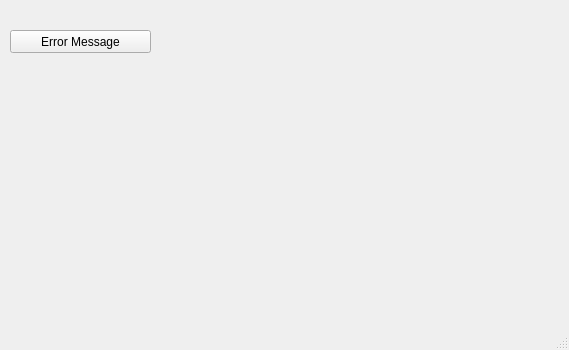
Qt form gui-user/mainwindow.ui (pile-contributors/usermsg-helpers) before a commit.
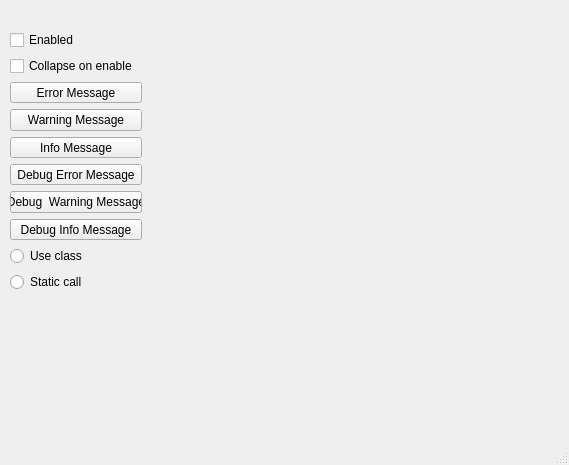
The same form after that commit.

The edit to the form file:
```diff
--- a/gui-user/mainwindow.ui
+++ b/gui-user/mainwindow.ui
@@ -7,25 +7,94 @@
     <x>0</x>
     <y>0</y>
     <width>569</width>
-    <height>350</height>
+    <height>465</height>
    </rect>
   </property>
   <property name="windowTitle">
    <string>Test Window</string>
   </property>
   <widget class="QWidget" name="centralwidget">
-   <widget class="QPushButton" name="error_message">
+   <widget class="QWidget" name="">
     <property name="geometry">
      <rect>
       <x>10</x>
       <y>30</y>
-      <width>141</width>
-      <height>23</height>
+      <width>132</width>
+      <height>262</height>
      </rect>
     </property>
-    <property name="text">
-     <string>Error Message</string>
-    </property>
+    <layout class="QVBoxLayout" name="verticalLayout">
+     <item>
+      <widget class="QCheckBox" name="enabled_message">
+       <property name="text">
+        <string>Enabled</string>
+       </property>
+      </widget>
+     </item>
+     <item>
+      <widget class="QCheckBox" name="collapse_on_enable">
+       <property name="text">
+        <string>Collapse on enable</string>
+       </property>
+      </widget>
+     </item>
+     <item>
+      <widget class="QPushButton" name="error_message">
+       <property name="text">
+        <string>Error Message</string>
+       </property>
+      </widget>
+     </item>
+     <item>
+      <widget class="QPushButton" name="warning_message">
+       <property name="text">
+        <string>Warning Message</string>
+       </property>
+      </widget>
+     </item>
+     <item>
+      <widget class="QPushButton" name="info_massage">
+       <property name="text">
+        <string>Info Message</string>
+       </property>
+      </widget>
+     </item>
+     <item>
+      <widget class="QPushButton" name="debug_error_message">
+       <property name="text">
+        <string>Debug Error Message</string>
+       </property>
+      </widget>
+     </item>
+     <item>
+      <widget class="QPushButton" name="debug_warning_message">
+       <property name="text">
+        <string>Debug  Warning Message</string>
+       </property>
+      </widget>
+     </item>
+     <item>
+      <widget class="QPushButton" name="debug_info_message">
+       <property name="text">
+        <string>Debug Info Message</string>
+       </property>
+      </widget>
+     </item>
+     <item>
+      <widget class="QRadioButton" name="use_class">
+       <property name="text">
+        <string>Use class</string>
+       </property>
+      </widget>
+     </item>
+     <item>
+      <widget class="QRadioButton" name="static_call">
+       <property name="text">
+        <string>Static call</string>
+       </property>
+      </widget>
+     </item>
+    </layout>
    </widget>
   </widget>
   <widget class="QMenuBar" name="menubar">
```
